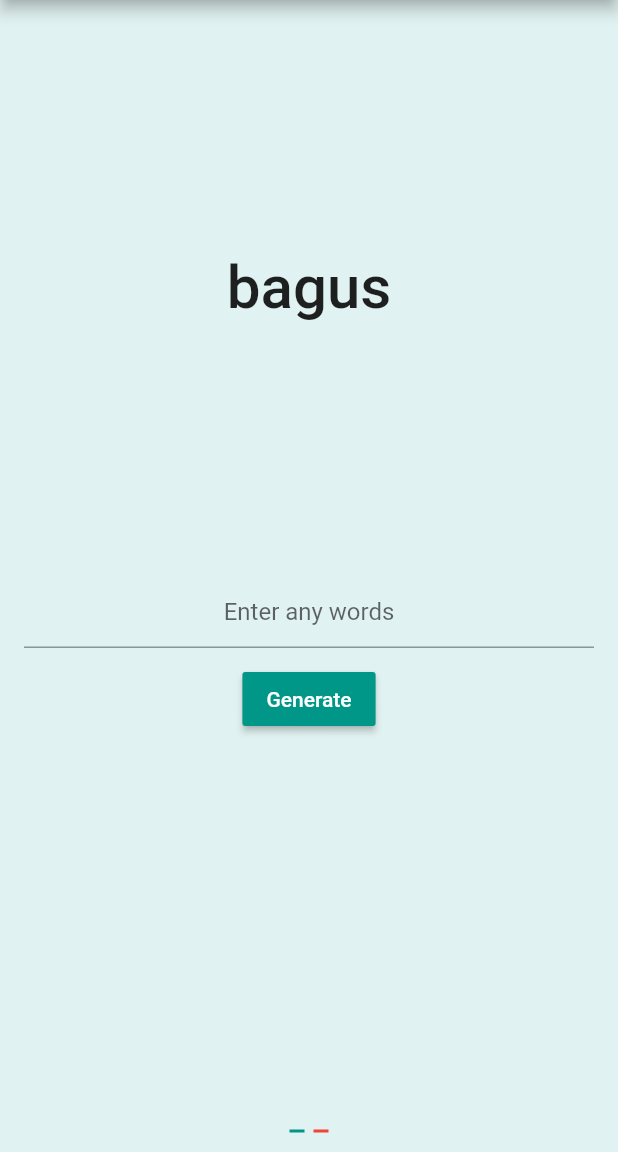
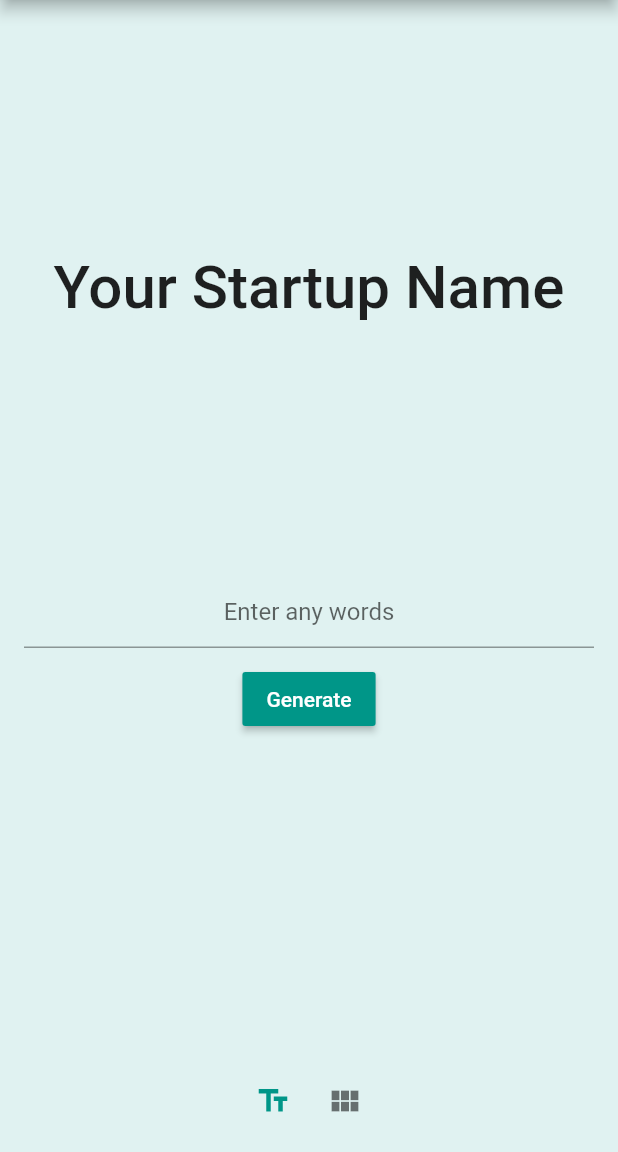
Before and after one commit to blurey8/nama.in, a Flutter app: the screen it shows after launch, after a tap on "Generate", on a phone screen of 412 x 824 dp, the part 84-1236 px from its top. Run offline on Flutter 3.47's test engine with Material 2 defaults, Android fonts, the phone set to English and light mode, and no system bars; our stand-ins replace flutter_swiper; missing offline and left inert: flutter_page_indicator.

Commit message:
made pagination controller

```diff
--- /dev/null
+++ b/lib/custom/custom_pagination.dart
@@ -0,0 +1,103 @@
+import 'package:flutter/material.dart';
+import 'package:flutter/foundation.dart';
+import 'package:flutter_swiper/flutter_swiper.dart';
+
+import 'package:flutter_page_indicator/flutter_page_indicator.dart';
+
+class RectangleSwiperPaginationBuilder extends SwiperPlugin {
+  ///color when current index,if set null , will be Theme.of(context).primaryColor
+  final Color activeColor;
+
+  ///,if set null , will be Theme.of(context).scaffoldBackgroundColor
+  final Color color;
+
+  ///Size of the dot when activate
+  final double activeSize;
+
+  ///Size of the dot
+  final double size;
+
+  /// Space between dots
+  final double space;
+
+  final Key key;
+
+  const RectangleSwiperPaginationBuilder(
+      {this.activeColor,
+      this.color,
+      this.key,
+      this.size: 28.0,
+      this.activeSize: 28.0,
+      this.space: 3.0});
+
+  @override
+  Widget build(BuildContext context, SwiperPluginConfig config) {
+    if (config.itemCount > 20) {
+      print(
+          "The itemCount is too big, we suggest use FractionPaginationBuilder instead of RectangleSwiperPaginationBuilder in this sitituation");
+    }
+    Color activeColor = this.activeColor;
+    Color color = this.color;
+
+    if (activeColor == null || color == null) {
+      ThemeData themeData = Theme.of(context);
+      activeColor = this.activeColor ?? themeData.indicatorColor;
+      color = this.color ?? themeData.unselectedWidgetColor;
+    }
+
+    if (config.indicatorLayout != PageIndicatorLayout.NONE &&
+        config.layout == SwiperLayout.DEFAULT) {
+      return new PageIndicator(
+        count: config.itemCount,
+        controller: config.pageController,
+        layout: config.indicatorLayout,
+        size: size,
+        activeColor: activeColor,
+        color: color,
+        space: space,
+      );
+    }
+
+    List<Widget> list = [];
+
+    int itemCount = config.itemCount;
+    int activeIndex = config.activeIndex;
+
+    Map<int, IconData> icons = {0: Icons.text_fields, 1: Icons.view_module};
+    Map<int, String> tooltips = {0: 'Input text', 1: 'Choose category'};
+
+    for (int i = 0; i < itemCount; ++i) {
+      bool active = i == activeIndex;
+      list.add(Container(
+        key: Key("pagination_$i"),
+        // margin: EdgeInsets.symmetric(horizontal: space),
+        child: IconButton(
+          tooltip: tooltips[i],
+          onPressed: () {
+            config.controller.move(i);
+            print("$i pressed");
+          },
+          icon: Icon(
+            icons[i],
+            color: active ? activeColor : color,
+          ),
+          color: Theme.of(context).primaryColorLight,
+        ),
+      ));
+    }
+
+    if (config.scrollDirection == Axis.vertical) {
+      return new Column(
+        key: key,
+        mainAxisSize: MainAxisSize.min,
+        children: list,
+      );
+    } else {
+      return new Row(
+        key: key,
+        mainAxisSize: MainAxisSize.min,
+        children: list,
+      );
+    }
+  }
+}
--- a/lib/main.dart
+++ b/lib/main.dart
@@ -2,6 +2,7 @@ import 'package:flutter/material.dart';
 import 'package:flutter_swiper/flutter_swiper.dart';
 import 'helper/name_generator.dart';
 import 'helper/word_generator.dart';
+import 'custom/custom_pagination.dart';
 
 void main() => runApp(NamainApp());
 
@@ -35,20 +36,6 @@ class NameGeneratorState extends State<NameGenerator> {
     super.dispose();
   }
 
-  Widget buildCarousel() {
-    return new Swiper(
-      itemBuilder: (BuildContext context, int index) {
-        return new Image.network(
-          "http://via.placeholder.com/350x150",
-          fit: BoxFit.fill,
-        );
-      },
-      itemCount: 3,
-      pagination: new SwiperPagination(),
-      control: new SwiperControl(),
-    );
-  }
-
   Widget buildSwiper({List<Widget> children}) {
     return new Swiper(
       itemBuilder: (BuildContext context, int index) {
@@ -59,7 +46,7 @@ class NameGeneratorState extends State<NameGenerator> {
       },
       loop: false,
       itemCount: children.length,
-      pagination: new SwiperPagination(builder: RectSwiperPaginationBuilder(color: Colors.red, ),
+      pagination: new SwiperPagination(builder: RectangleSwiperPaginationBuilder()),
     );
   }
   Widget buildStartupName() {
@@ -96,7 +83,8 @@ class NameGeneratorState extends State<NameGenerator> {
             textColor: Colors.white,
             onPressed: () {
               setState(() {
-                this.startupName = generateName(nameController.text);
+                if (nameController.text.isNotEmpty)
+                  this.startupName = generateName(nameController.text);
               });
               print(this.startupName);
             }),
@@ -138,15 +126,15 @@ class NameGeneratorState extends State<NameGenerator> {
       crossAxisSpacing: 10,
       mainAxisSpacing: 10,
       children: <Widget>[
-        buildCategoryTile('Food', Icons.fastfood, Colors.red[600]),
-        buildCategoryTile('eCommerce', Icons.shopping_cart, Colors.red[500]),
-        buildCategoryTile('Agriculture', Icons.local_florist, Colors.red[400]),
+        buildCategoryTile('Food', Icons.fastfood, Colors.red[700]),
+        buildCategoryTile('eCommerce', Icons.shopping_cart, Colors.red[600]),
+        buildCategoryTile('Agriculture', Icons.local_florist, Colors.red[500]),
         buildCategoryTile('Finance', Icons.attach_money, Colors.green[600]),
         buildCategoryTile('Media', Icons.live_tv, Colors.green[500]),
         buildCategoryTile('Social', Icons.people, Colors.green[400]),
-        buildCategoryTile('Health', Icons.local_hospital, Colors.blue[600]),
-        buildCategoryTile('Education', Icons.school, Colors.blue[500]),
-        buildCategoryTile('Travel', Icons.directions_car, Colors.blue[400]),
+        buildCategoryTile('Health', Icons.local_hospital, Colors.blue[500]),
+        buildCategoryTile('Education', Icons.school, Colors.blue[400]),
+        buildCategoryTile('Travel', Icons.directions_car, Colors.blue[300]),
       ],
     );
   }
@@ -155,6 +143,7 @@ class NameGeneratorState extends State<NameGenerator> {
   Widget build(BuildContext context) {
     return Scaffold(
       appBar: AppBar(
+
         title: Text('Nama.in - Startup Name Generator'),
         centerTitle: true,
       ),
```
Also changed, not shown: 1 other file.
